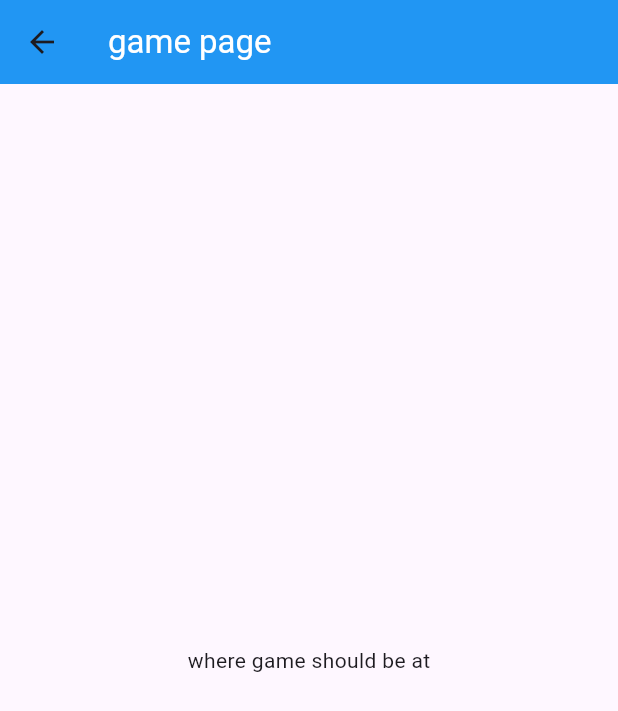
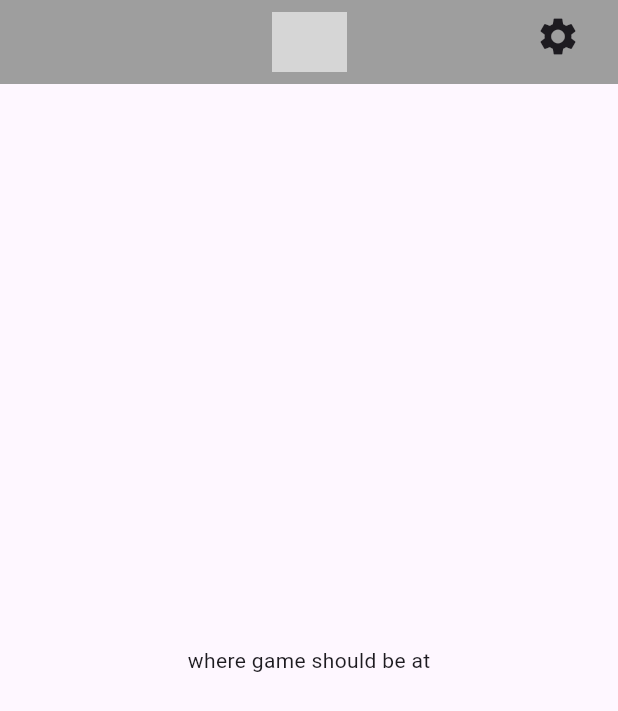
Before and after one commit to akcayyonur/Minesweeper, a Flutter app: the mainGame screen opened directly, on a phone screen of 412 x 824 dp. Shown: the top 711 px of the screen. Run offline on Flutter 3.47's test engine with Material 3 defaults, Android fonts, the phone set to English and light mode, and no system bars; missing offline and left inert: minesweeper; grey boxes are pictures that could not be loaded.

Commit message:
Update main_game.dart
Made changes on the appBar, added the restart button and settings button

```diff
--- a/lib/main_game.dart
+++ b/lib/main_game.dart
@@ -1,6 +1,6 @@
 import 'package:flutter/material.dart';
 
-enum Image {
+enum Imagee {
   zero,
   one,
   two,
@@ -16,12 +16,45 @@ class mainGame extends StatelessWidget {
   Widget build(BuildContext context) {
     return Scaffold(
       appBar: AppBar(
-        title: Text("game page", style: TextStyle(color: Colors.white),),
-        backgroundColor: Colors.blue,
+        backgroundColor: Colors.grey,
+        automaticallyImplyLeading: false, // To prevent a default back button
+        title: Stack(
+          children: [
+            Align(
+              alignment: Alignment.center,
+              child: IconButton(
+                onPressed: _restartGame,
+                icon: Image.asset(
+                  "assets/smileyface.png",
+                  width: 50,
+                  height: 40,
+                ),
+                iconSize: 30,
+              ),
+            ),
+            Align(
+              alignment: Alignment.centerRight,
+              child: IconButton(
+                onPressed: _goToSettings,
+                icon: Icon(Icons.settings),
+                iconSize: 30,
+              ),
+            ),
+          ],
+        ),
+        toolbarHeight: 56.0,
       ),
       body: Center(
         child: Text("where game should be at"),
       ),
     );
   }
+
+  void _restartGame() {
+    // Add your restart game logic here
+  }
+
+  void _goToSettings() {
+    // Action for the right button
+  }
 }
```
